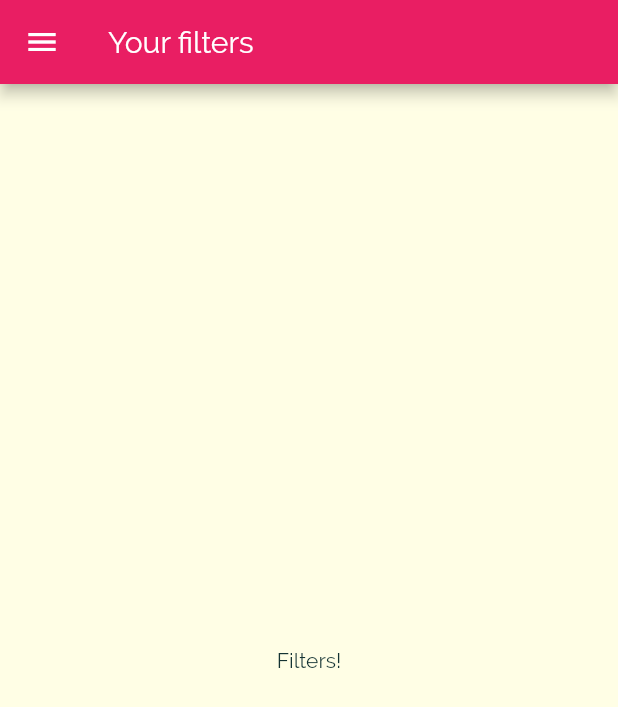
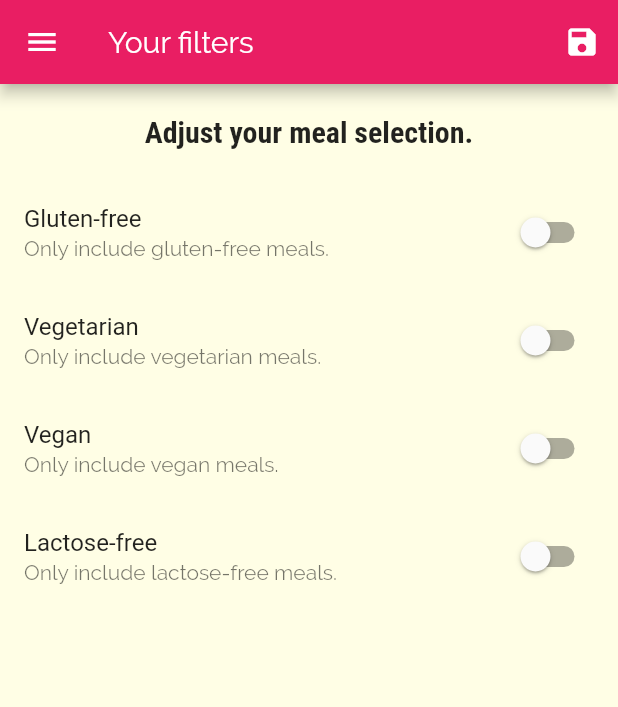
Before and after one commit to vileen/meals_app, a Flutter app: the FiltersScreen screen opened by its route, on a phone screen of 412 x 824 dp. Shown: the top 707 px of the screen. Run offline on Flutter 3.47's test engine with Material 2 defaults, Android fonts, the phone set to English and light mode, and no system bars.

Commit message:
Add filtering

```diff
--- a/lib/main.dart
+++ b/lib/main.dart
@@ -1,13 +1,52 @@
 import 'package:flutter/material.dart';
 
+import 'models/meal.dart';
 import 'screens/filters_screen.dart';
 import 'screens/meal_details_screen.dart';
 import 'screens/category_meals_screen.dart';
 import 'screens/tabs_screen.dart';
+import 'dummy_data.dart';
 
 void main() => runApp(MyApp());
 
-class MyApp extends StatelessWidget {
+class MyApp extends StatefulWidget {
+  @override
+  _MyAppState createState() => _MyAppState();
+}
+
+class _MyAppState extends State<MyApp> {
+  Map<String, bool> _filters = {
+    'gluten': false,
+    'lactose': false,
+    'vegan': false,
+    'vegetarian': false,
+  };
+
+  List<Meal> _availableMeals = DUMMY_MEALS;
+
+  void _setFilters (Map<String, bool> filterData) {
+    setState(() {
+      _filters = filterData;
+
+      _availableMeals = DUMMY_MEALS.where((meal) {
+        if (_filters['gluten'] && !meal.isGlutenFree) {
+          return false;
+        }
+        if (_filters['vegetarian'] && !meal.isVegetarian) {
+          return false;
+        }
+        if (_filters['lactose'] && !meal.isLactoseFree) {
+          return false;
+        }
+        if (_filters['vegan'] && !meal.isVegan) {
+          return false;
+        }
+
+        return true;
+      }).toList();
+    });
+  }
+
   @override
   Widget build(BuildContext context) {
     return MaterialApp(
@@ -36,9 +75,9 @@ class MyApp extends StatelessWidget {
       // adding slash beforehand is just a borrowing from web development
       routes: {
         '/': (ctx) => TabsScreen(),
-        CategoryMealsScreen.routeName: (ctx) => CategoryMealsScreen(),
+        CategoryMealsScreen.routeName: (ctx) => CategoryMealsScreen(_availableMeals),
         MealDetailsScreen.routeName: (ctx) => MealDetailsScreen(),
-        FiltersScreen.routeName: (ctx) => FiltersScreen(),
+        FiltersScreen.routeName: (ctx) => FiltersScreen(_filters, _setFilters),
       },
 //      fired for any route not registered in routes object
 //      onGenerateRoute: (settings) {
--- a/lib/screens/category_meals_screen.dart
+++ b/lib/screens/category_meals_screen.dart
@@ -2,11 +2,15 @@ import 'package:flutter/material.dart';
 
 import '../models/meal.dart';
 import '../widgets/meal_item.dart';
-import '../dummy_data.dart';
 
 class CategoryMealsScreen extends StatefulWidget {
   static const routeName =
       '/category-meals';
+
+  final List<Meal> availableMeals;
+
+  CategoryMealsScreen(this.availableMeals);
+
   @override
   _CategoryMealsScreenState createState() => _CategoryMealsScreenState();
 }
@@ -31,7 +35,7 @@ class _CategoryMealsScreenState extends State<CategoryMealsScreen> {
       ModalRoute.of(context).settings.arguments as Map<String, String>;
       categoryTitle = routeArgs['title'];
       final categoryId = routeArgs['id'];
-      displayedMeals = DUMMY_MEALS.where((meal) {
+      displayedMeals = widget.availableMeals.where((meal) {
         return meal.categories.contains(categoryId);
       }).toList();
     }
--- a/lib/screens/filters_screen.dart
+++ b/lib/screens/filters_screen.dart
@@ -2,18 +2,126 @@ import 'package:flutter/material.dart';
 
 import '../widgets/main_drawer.dart';
 
-class FiltersScreen extends StatelessWidget {
+class FiltersScreen extends StatefulWidget {
   static const routeName = '/filters';
+
+  final Map<String, bool> currentFilters;
+  final Function saveFilters;
+
+  FiltersScreen(this.currentFilters, this.saveFilters);
+
+  @override
+  _FiltersScreenState createState() => _FiltersScreenState();
+}
+
+class _FiltersScreenState extends State<FiltersScreen> {
+  bool _glutenFree;
+  bool _vegetarian;
+  bool _vegan;
+  bool _lactoseFree;
+
+  @override
+  initState() {
+    _glutenFree = widget.currentFilters['gluten'];
+    _vegetarian = widget.currentFilters['vegetarian'];
+    _vegan = widget.currentFilters['vegan'];
+    _lactoseFree = widget.currentFilters['lactose'];
+
+    super.initState();
+  }
+
+  Widget _buildSwitchListTile(
+    String title,
+    String description,
+    bool currentValue,
+    Function updateValue,
+  ) {
+    return SwitchListTile(
+      title: Text(title),
+      value: currentValue,
+      subtitle: Text(description),
+      onChanged: updateValue,
+    );
+  }
 
   @override
   Widget build(BuildContext context) {
     return Scaffold(
       appBar: AppBar(
         title: Text('Your filters'),
+        actions: <Widget>[
+          IconButton(
+            icon: Icon(Icons.save),
+            onPressed: () {
+              final selectedFilters = {
+                'gluten': _glutenFree,
+                'lactose': _lactoseFree,
+                'vegan': _vegan,
+                'vegetarian': _vegetarian,
+              };
+              widget.saveFilters(selectedFilters);
+            },
+          ),
+        ],
       ),
       drawer: MainDrawer(),
-      body: Center(
-        child: Text('Filters!'),
+      body: Column(
+        children: <Widget>[
+          Container(
+            padding: EdgeInsets.all(20),
+            child: Text(
+              'Adjust your meal selection.',
+              style: Theme.of(context).textTheme.title,
+            ),
+          ),
+          // Expanded takes remaining space of the parent element
+          Expanded(
+            child: ListView(
+              children: <Widget>[
+                _buildSwitchListTile(
+                  'Gluten-free',
+                  'Only include gluten-free meals.',
+                  _glutenFree,
+                  (newValue) {
+                    setState(() {
+                      _glutenFree = newValue;
+                    });
+                  },
+                ),
+                _buildSwitchListTile(
+                  'Vegetarian',
+                  'Only include vegetarian meals.',
+                  _vegetarian,
+                  (newValue) {
+                    setState(() {
+                      _vegetarian = newValue;
+                    });
+                  },
+                ),
+                _buildSwitchListTile(
+                  'Vegan',
+                  'Only include vegan meals.',
+                  _vegan,
+                  (newValue) {
+                    setState(() {
+                      _vegan = newValue;
+                    });
+                  },
+                ),
+                _buildSwitchListTile(
+                  'Lactose-free',
+                  'Only include lactose-free meals.',
+                  _lactoseFree,
+                  (newValue) {
+                    setState(() {
+                      _lactoseFree = newValue;
+                    });
+                  },
+                ),
+              ],
+            ),
+          ),
+        ],
       ),
     );
   }
```
